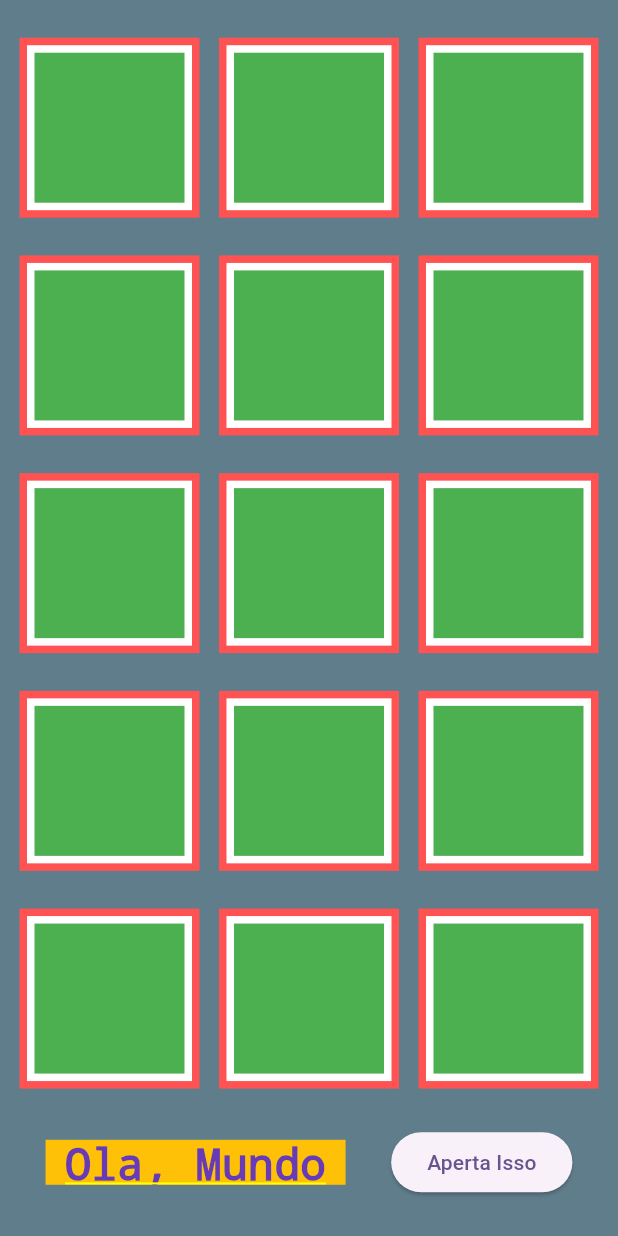
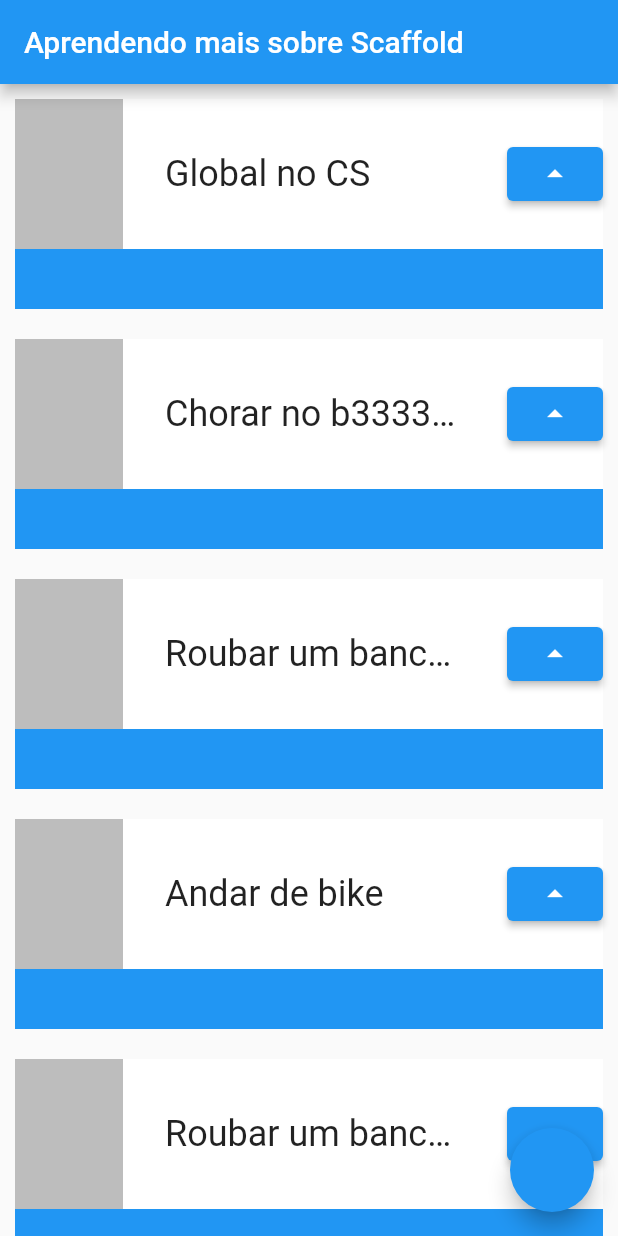
Before and after one commit to asafeamancio/manipulando_widgets_mobile, a Flutter app: the screen it shows after launch, on a phone screen of 412 x 824 dp. Run offline on Flutter 3.47's test engine with Material 2 defaults, Android fonts, the phone set to English and light mode, and no system bars; missing offline and left inert: dart:ffi.

Commit message:
Salvando minha primeira tela em outro arquivo "minha_primeira_tela" e começando a estudar mais afundo sobre manipulação de widgets e criação de widgets personalizados para criar um app

```diff
--- a/lib/main.dart
+++ b/lib/main.dart
@@ -1,3 +1,5 @@
+import 'dart:ffi';
+
 import 'package:flutter/material.dart';
 
 void main() {
@@ -15,183 +17,74 @@ class MyApp extends StatelessWidget {
     return MaterialApp(
       title: 'Flutter Demo',
       theme: ThemeData(
-        colorScheme: ColorScheme.fromSeed(seedColor: Colors.deepPurple),
-        useMaterial3: true,
+        // colorScheme: ColorScheme.fromSeed(seedColor: Colors.deepPurple),
+        // useMaterial3: true,
+        // primarySwatch: Colors.green, //brinks
       ),
-      home: Container(
-        color: Colors.blueGrey,
-        child: Column(
-          mainAxisAlignment: MainAxisAlignment.spaceEvenly,
-          crossAxisAlignment: CrossAxisAlignment.start,
+      home: Scaffold(
+        appBar: AppBar(
+          title: Text("Aprendendo mais sobre Scaffold")
+        ),
+            body: ListView(
               children: [
-            Row(
-              mainAxisAlignment: MainAxisAlignment.spaceEvenly,
-              crossAxisAlignment: CrossAxisAlignment.start,
-              children: [
-                Stack(
-                  alignment: AlignmentDirectional.center,
-                  children: [
-                    Container(color: Colors.redAccent,width: 120,height: 120),
-                    Container(color: Colors.white, width: 110,height: 110),
-                    Container(color: Colors.green, width: 100,height: 100),
+                Task("Global no CS",),
+                Task("Chorar no b33333333anho"),
+                Task("Roubar um banc333333333333333333333333333o"),
+                Task("Andar de bike"),
+                Task("Roubar um banc33333333333333333333333333333333333333333333333o"),
+                Task("Roubar um banco"),
+                Task("Roubar um ban333co"),
+                Task("Roubar um banco"),
+                Task("Roubar um banco"),
+                Task("Roubar um banco"),
+                Task("Roubar um banco"),
               ],
+            ), //brinks
+            floatingActionButton: FloatingActionButton(onPressed: (){},),
       ),
-                Stack(
-                  alignment: AlignmentDirectional.center,
-                  children: [
-                    Container(color: Colors.redAccent,width: 120,height: 120),
-                    Container(color: Colors.white, width: 110,height: 110),
-                    Container(color: Colors.green, width: 100,height: 100),
-                  ],
-                ),
-                Stack(
-                  alignment: AlignmentDirectional.center,
-                  children: [
-                    Container(color: Colors.redAccent,width: 120,height: 120),
-                    Container(color: Colors.white, width: 110,height: 110),
-                    Container(color: Colors.green, width: 100,height: 100),
-                  ],
-                ),
-              ],
-            ),
-            Row(
-              mainAxisAlignment: MainAxisAlignment.spaceEvenly,
-              crossAxisAlignment: CrossAxisAlignment.start,
-              children: [
-                Stack(
-                  alignment: AlignmentDirectional.center,
-                  children: [
-                    Container(color: Colors.redAccent,width: 120,height: 120),
-                    Container(color: Colors.white, width: 110,height: 110),
-                    Container(color: Colors.green, width: 100,height: 100),
-                  ],
-                ),
-                Stack(
-                  alignment: AlignmentDirectional.center,
-                  children: [
-                    Container(color: Colors.redAccent,width: 120,height: 120),
-                    Container(color: Colors.white, width: 110,height: 110),
-                    Container(color: Colors.green, width: 100,height: 100),
-                  ],
-                ),
-                Stack(
-                  alignment: AlignmentDirectional.center,
-                  children: [
-                    Container(color: Colors.redAccent,width: 120,height: 120),
-                    Container(color: Colors.white, width: 110,height: 110),
-                    Container(color: Colors.green, width: 100,height: 100),
-                  ],
-                ),
-              ],
-            ),
-            Row(
-              mainAxisAlignment: MainAxisAlignment.spaceEvenly,
-              crossAxisAlignment: CrossAxisAlignment.start,
-              children: [
-                Stack(
-                  alignment: AlignmentDirectional.center,
-                  children: [
-                    Container(color: Colors.redAccent,width: 120,height: 120),
-                    Container(color: Colors.white, width: 110,height: 110),
-                    Container(color: Colors.green, width: 100,height: 100),
-                  ],
-                ),
-                Stack(
-                  alignment: AlignmentDirectional.center,
-                  children: [
-                    Container(color: Colors.redAccent,width: 120,height: 120),
-                    Container(color: Colors.white, width: 110,height: 110),
-                    Container(color: Colors.green, width: 100,height: 100),
-                  ],
-                ),
-                Stack(
-                  alignment: AlignmentDirectional.center,
-                  children: [
-                    Container(color: Colors.redAccent,width: 120,height: 120),
-                    Container(color: Colors.white, width: 110,height: 110),
-                    Container(color: Colors.green, width: 100,height: 100),
-                  ],
-                ),
-              ],
-            ),
-            Row(
-              mainAxisAlignment: MainAxisAlignment.spaceEvenly,
-              crossAxisAlignment: CrossAxisAlignment.start,
-              children: [
-                Stack(
-                  alignment: AlignmentDirectional.center,
-                  children: [
-                    Container(color: Colors.redAccent,width: 120,height: 120),
-                    Container(color: Colors.white, width: 110,height: 110),
-                    Container(color: Colors.green, width: 100,height: 100),
-                  ],
-                ),
-                Stack(
-                  alignment: AlignmentDirectional.center,
-                  children: [
-                    Container(color: Colors.redAccent,width: 120,height: 120),
-                    Container(color: Colors.white, width: 110,height: 110),
-                    Container(color: Colors.green, width: 100,height: 100),
-                  ],
-                ),
-                Stack(
-                  alignment: AlignmentDirectional.center,
-                  children: [
-                    Container(color: Colors.redAccent,width: 120,height: 120),
-                    Container(color: Colors.white, width: 110,height: 110),
-                    Container(color: Colors.green, width: 100,height: 100),
-                  ],
-                ),
-              ],
-            ),
-            Row(
-              mainAxisAlignment: MainAxisAlignment.spaceEvenly,
-              crossAxisAlignment: CrossAxisAlignment.start,
-              children: [
-                Stack(
-                  alignment: AlignmentDirectional.center,
-                  children: [
-                    Container(color: Colors.redAccent,width: 120,height: 120),
-                    Container(color: Colors.white, width: 110,height: 110),
-                    Container(color: Colors.green, width: 100,height: 100),
-                  ],
-                ),
-                Stack(
-                  alignment: AlignmentDirectional.center,
-                  children: [
-                    Container(color: Colors.redAccent,width: 120,height: 120),
-                    Container(color: Colors.white, width: 110,height: 110),
-                    Container(color: Colors.green, width: 100,height: 100),
-                  ],
-                ),
-                Stack(
-                  alignment: AlignmentDirectional.center,
-                  children: [
-                    Container(color: Colors.redAccent,width: 120,height: 120),
-                    Container(color: Colors.white, width: 110,height: 110),
-                    Container(color: Colors.green, width: 100,height: 100),
-                  ],
-                ),
-              ],
-            ),
-            Row(
-              mainAxisAlignment: MainAxisAlignment.spaceEvenly,
-              crossAxisAlignment: CrossAxisAlignment.center,
+      );
+  }
+}
+
+class Task extends StatelessWidget {
+  final String nome;
+  const Task(this.nome,{Key? key}) : super(key: key);
+
+  @override
+  Widget build(BuildContext context) {
+    return Padding(
+      padding: const EdgeInsets.all(10.0),
+      child: Container(
+        child: Stack(
           children: [
             Container(
-                  color: Colors.amber,
-                  height: 30,
+              color: Colors.blue,
+              height: 140,
+            ),
+            Container(
+                color: Colors.white,
+                height: 100,
+                child: Row(
+                  mainAxisAlignment: MainAxisAlignment.spaceBetween,
+                  children: [
+                    Container(
+                      color: Colors.black26,
+                      width: 72,
+                      height: 100,
+                    ),
+                    Container(
                         width: 200,
                         child: Text(
-                    "Ola, Mundo",
-                    style: TextStyle(color:Colors.deepPurple,fontSize: 29),
-                    textAlign: TextAlign.center,
+                          nome,
+                          style: TextStyle(
+                              fontSize: 24,
+                              overflow: TextOverflow.ellipsis),
+                          )
                     ),
-                ),
-                ElevatedButton(onPressed: (){print("Voce apertou algo");}, child: Text("Aperta Isso"))
+                    ElevatedButton(onPressed: (){}, child: Icon(Icons.arrow_drop_up))
                   ],
-            ),
-
+                )
+            )
           ],
         ),
       ),
```
Also changed, not shown: lib/minha_primeira_tela.dart (added, +177 -0 lines). Lines whose indentation alone changed are shown as unchanged.
